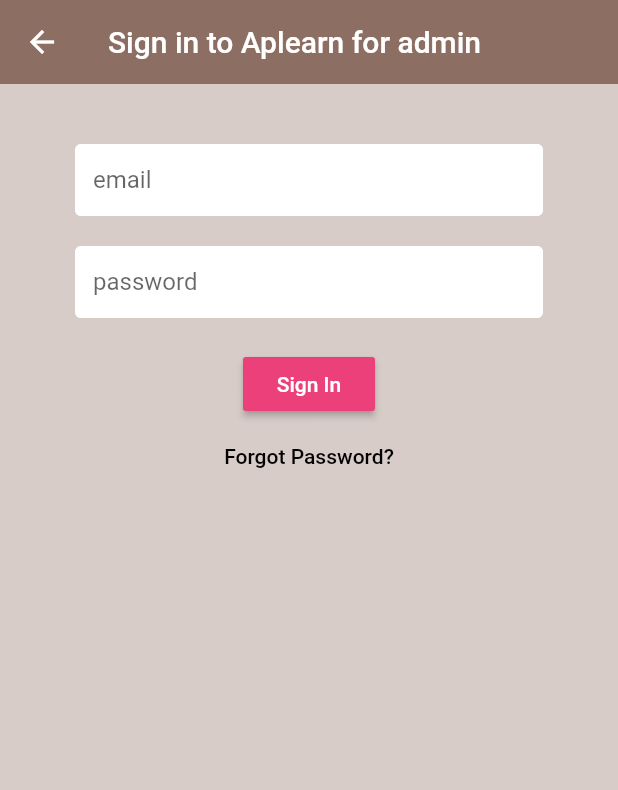
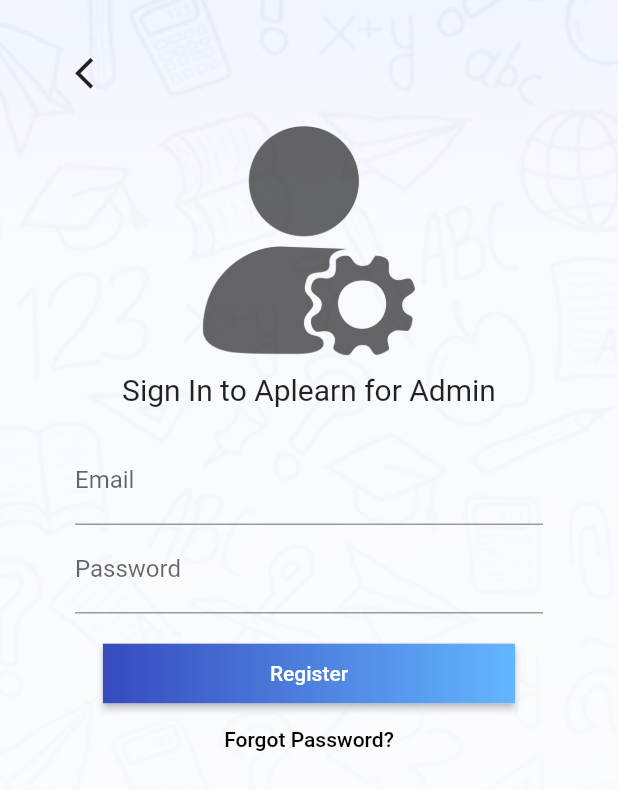
Before and after one commit to tua2542/Aplearn_Group14, a Flutter app: the SignInForAdmin screen opened directly, on a phone screen of 412 x 824 dp. Shown: the top 790 px of the screen. Run offline on Flutter 3.47's test engine with Material 2 defaults, Android fonts, the phone set to English and light mode, and no system bars; our stand-ins replace chewie, cloud_firestore, cloud_functions, firebase_auth, firebase_storage, flushbar and 6 more; missing offline and left inert: flutter_ffmpeg, stripe_payment; accounts and stored records are empty.

Commit message:
[EDIT] admin page

```diff
--- a/lib/src/Views/aunthenicate/sign_in_admin.dart
+++ b/lib/src/Views/aunthenicate/sign_in_admin.dart
@@ -1,5 +1,6 @@
 import 'package:aplearn_group14/src/Presenters/auth.dart';
 import 'package:aplearn_group14/src/Views/admin/admin.dart';
+import 'package:aplearn_group14/src/Views/aunthenicate/sign_in.dart';
 import 'package:aplearn_group14/src/shared/constants.dart';
 import 'package:aplearn_group14/src/shared/loading.dart';
 import 'package:cloud_firestore/cloud_firestore.dart';
@@ -27,32 +28,62 @@
     return loading
         ? Loading()
         : Scaffold(
-            backgroundColor: Colors.brown[100],
-            appBar: AppBar(
-              backgroundColor: Colors.brown[400],
-              elevation: 0.0,
-              title: Text('Sign in to Aplearn for admin'),
+//            appBar: AppBar(
+//              backgroundColor: Colors.brown[400],
+//              elevation: 0.0,
+//              title: Text('Sign in to Aplearn for admin'),
+//            ),
+            body: Container(
+              decoration: BoxDecoration(
+                image: DecorationImage(
+                  image: AssetImage("assets/images/background/bg1.jpg"),
+                  fit: BoxFit.cover,
                 ),
-            body: Container(
+              ),
               padding: EdgeInsets.symmetric(vertical: 20.0, horizontal: 50.0),
               child: Form(
                 key: _formKey,
+                child: SingleChildScrollView(
                   child: Column(
                     children: <Widget>[
+                      SizedBox(height: 5.0),
+                      IconButton(
+                        padding: EdgeInsets.only(right: 500),
+                        icon: Icon(Icons.arrow_back_ios),
+                        color: Colors.black87,
+                        iconSize: 25.0,
+                        onPressed: () async {
+                          Navigator.push(
+                              context,
+                              MaterialPageRoute(
+                                  builder: (context) => SignIn()));
+                        },
+                      ),
+                      Image.asset("assets/images/icon/admin.png",
+                          width: 175, height: 175),
+                      Text(
+                        'Sign In to Aplearn for Admin',
+                        textAlign: TextAlign.center,
+                        style: TextStyle(color: Colors.black87, fontSize: 20),
+                      ),
                       SizedBox(height: 20.0),
                       TextFormField(
-                      decoration:
-                          textInputDecoration.copyWith(hintText: 'email'),
-                      validator: (val) => val.isEmpty ? 'Enter an email' : null,
+                        decoration: const InputDecoration(
+                          hintText: 'Enter your email',
+                          labelText: 'Email',
+                        ),
+                        validator: (val) =>
+                            val.isEmpty ? 'Enter an email' : null,
                         onChanged: (val) {
                           setState(() => email = val);
                         },
                       ),
-                    SizedBox(height: 20.0),
                       TextFormField(
                         obscureText: true,
-                      decoration:
-                          textInputDecoration.copyWith(hintText: 'password'),
+                        decoration: const InputDecoration(
+                          hintText: 'Enter your password',
+                          labelText: 'Password',
+                        ),
                         validator: (val) => val.length < 6
                             ? 'Enter a password 6+ chars long'
                             : null,
@@ -61,12 +92,10 @@
                         },
                       ),
                       SizedBox(height: 20.0),
-                    RaisedButton(
-                        color: Colors.pink[400],
-                        child: Text(
-                          'Sign In',
-                          style: TextStyle(color: Colors.white),
-                        ),
+                      Container(
+                        height: 40,
+                        width: 275,
+                        child: RaisedButton(
                           onPressed: () async {
                             if (_formKey.currentState.validate()) {
                               setState(() => loading = true);
@@ -79,7 +108,9 @@
                                       'Could not sign in with those credentials';
                                 });
                               } else {
-                              FirebaseAuth.instance.currentUser().then((user) {
+                                FirebaseAuth.instance
+                                    .currentUser()
+                                    .then((user) {
                                   Firestore.instance
                                       .collection('users')
                                       .where('uid', isEqualTo: user.uid)
@@ -100,7 +131,29 @@
                                 });
                               }
                             }
-                        }),
+                          },
+                          padding: EdgeInsets.all(0.0),
+                          child: Ink(
+                            decoration: BoxDecoration(
+                              gradient: LinearGradient(
+                                colors: [Color(0xff374ABE), Color(0xff64B6FF)],
+                                begin: Alignment.centerLeft,
+                                end: Alignment.centerRight,
+                              ),
+                            ),
+                            child: Container(
+                              constraints: BoxConstraints(
+                                  maxWidth: 300.0, minHeight: 50.0),
+                              alignment: Alignment.center,
+                              child: Text(
+                                "Register",
+                                textAlign: TextAlign.center,
+                                style: TextStyle(color: Colors.white),
+                              ),
+                            ),
+                          ),
+                        ),
+                      ),
                       FlatButton(
                           child: Text(
                             'Forgot Password?',
@@ -109,7 +162,8 @@
                           onPressed: () async {
                             Navigator.push(
                               context,
-                            MaterialPageRoute(builder: (BuildContext context) {
+                              MaterialPageRoute(
+                                  builder: (BuildContext context) {
                                 return Scaffold(
                                   backgroundColor: Colors.brown[100],
                                   appBar: AppBar(
@@ -152,7 +206,8 @@
                                                     icon: Icon(
                                                       Icons.info_outline,
                                                       size: 28,
-                                                    color: Colors.blue.shade300,
+                                                      color:
+                                                          Colors.blue.shade300,
                                                     ),
                                                     leftBarIndicatorColor:
                                                         Colors.blue.shade300,
@@ -169,7 +224,6 @@
                               }),
                             );
                           }),
-                    SizedBox(height: 12.0),
                       Text(
                         error,
                         style: TextStyle(color: Colors.red, fontSize: 14.0),
@@ -178,6 +232,7 @@
                   ),
                 ),
               ),
+            ),
           );
   }
 }
--- a/pubspec.yaml
+++ b/pubspec.yaml
@@ -71,6 +71,7 @@
     - assets/images/background/bg1.jpg
     - assets/images/background/bg2.jpg
     - assets/images/icon/acaIcon.png
+    - assets/images/icon/admin.png
     - assets/images/icon/alterIcon.png
     - assets/images/icon/bioIcon.png
     - assets/images/icon/chemIcon.png
```
Also changed, not shown: assets/images/icon/admin.png (added). Lines whose indentation alone changed are shown as unchanged.
